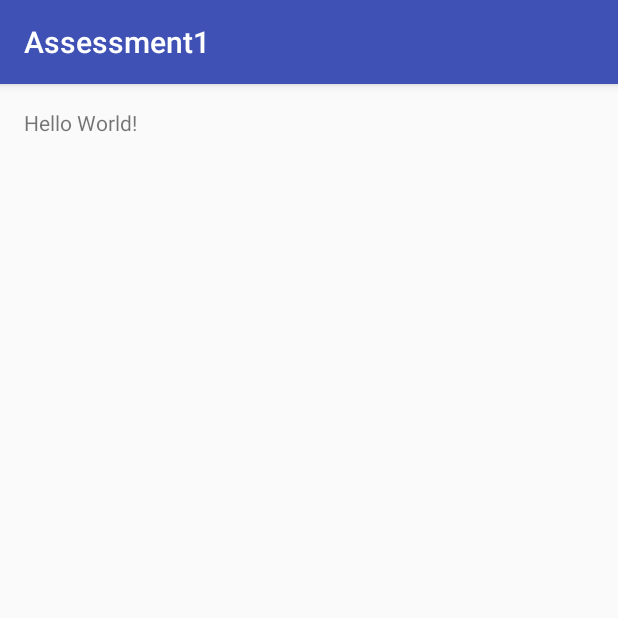
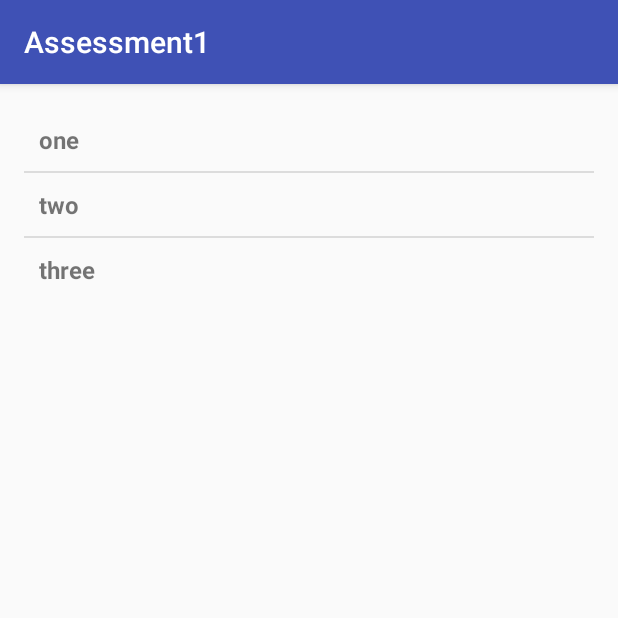
Before and after one commit to pikaaa/assessment, an Android app: the MainActivity screen opened directly, with no data from a screen before it, on a phone screen of 412 x 824 dp, the top half of it. Run offline under Robolectric (Android 15) with nearby library versions, the phone set to English and light mode, and no system bars.

```diff
--- a/app/src/main/java/com/example/priyankasabhagani/assessment1/MainActivity.java
+++ b/app/src/main/java/com/example/priyankasabhagani/assessment1/MainActivity.java
@@ -10,11 +10,11 @@ public class MainActivity extends AppCompatActivity {
     @Override
     protected void onCreate(Bundle savedInstanceState) {
         super.onCreate(savedInstanceState);
-
+        setContentView(R.layout.activity_main);
         String[] arrMainActivityList = {"one","two","three"};
-        ArrayAdapter adapterMainActivity = new ArrayAdapter(this,R.layout.activity_main,arrMainActivityList);
+        ArrayAdapter adapterMainActivity = new ArrayAdapter(this,R.layout.main_listview,arrMainActivityList);
         ListView listView = (ListView) findViewById(R.id.main_activity_list);
         listView.setAdapter(adapterMainActivity);
-        setContentView(R.layout.activity_main);
+
     }
 }
--- a/app/src/main/res/layout/activity_main.xml
+++ b/app/src/main/res/layout/activity_main.xml
@@ -6,8 +6,6 @@
     android:paddingTop="@dimen/activity_vertical_margin"
     android:paddingBottom="@dimen/activity_vertical_margin" tools:context=".MainActivity">
 
-    <TextView android:text="Hello World!" android:layout_width="wrap_content"
-        android:layout_height="wrap_content" />
     <ListView
         android:id="@+id/main_activity_list"
         android:layout_width="match_parent"
```
